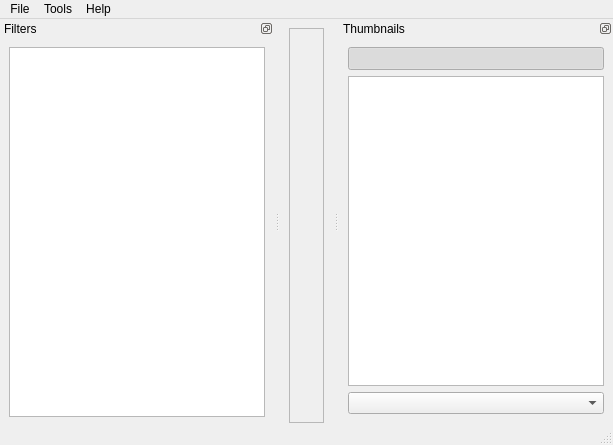
First picture: the form in src/ui/MainWindow.ui, repository ImageProcessing-ElectronicPublications/scantailor-experimental, before the edit.
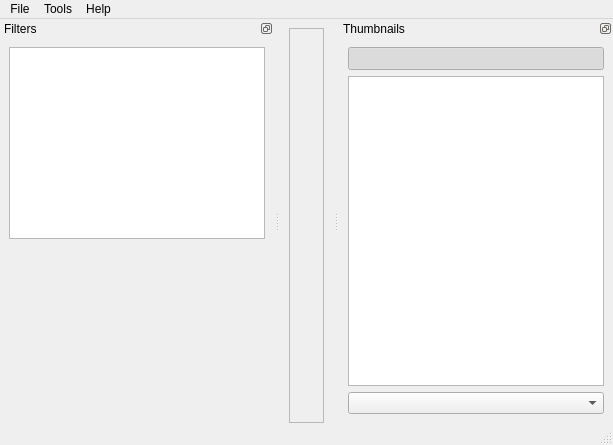
Second picture: the form after the edit. Icons and pictures are not drawn. Custom widgets are drawn as their Qt base class.

Commit message: Made Filter panel scrollable

Diff of the .ui file:
```diff
--- a/src/ui/MainWindow.ui
+++ b/src/ui/MainWindow.ui
@@ -101,8 +101,8 @@
   <widget class="QDockWidget" name="dockWidgetFilters">
    <property name="minimumSize">
     <size>
-     <width>89</width>
-     <height>314</height>
+     <width>91</width>
+     <height>316</height>
     </size>
    </property>
    <property name="maximumSize">
@@ -169,7 +169,35 @@
       </widget>
      </item>
      <item>
-      <widget class="NonOwningWidget" name="filterOptions" native="true"/>
+      <widget class="QScrollArea" name="scrollArea">
+       <property name="frameShape">
+        <enum>QFrame::NoFrame</enum>
+       </property>
+       <property name="verticalScrollBarPolicy">
+        <enum>Qt::ScrollBarAlwaysOff</enum>
+       </property>
+       <property name="horizontalScrollBarPolicy">
+        <enum>Qt::ScrollBarAlwaysOff</enum>
+       </property>
+       <property name="widgetResizable">
+        <bool>true</bool>
+       </property>
+       <widget class="QWidget" name="scrollAreaWidgetContents">
+        <property name="geometry">
+         <rect>
+          <x>0</x>
+          <y>0</y>
+          <width>256</width>
+          <height>175</height>
+         </rect>
+        </property>
+        <layout class="QVBoxLayout" name="verticalLayout">
+         <item>
+          <widget class="NonOwningWidget" name="filterOptions" native="true"/>
+         </item>
+        </layout>
+       </widget>
+      </widget>
      </item>
     </layout>
    </widget>
```
